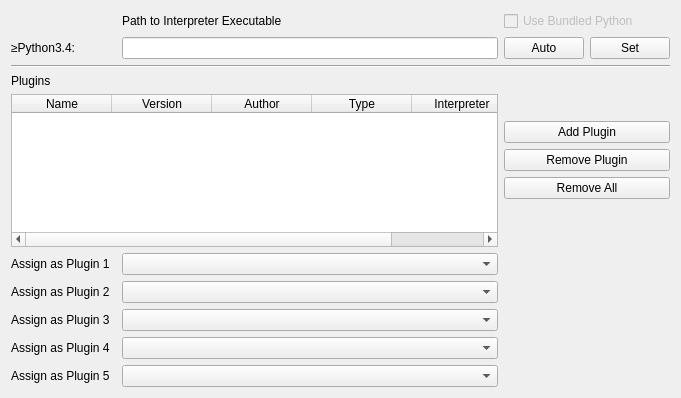
Qt form src/Form_Files/PPluginWidget.ui (Sigil-Ebook/Sigil) before a commit.
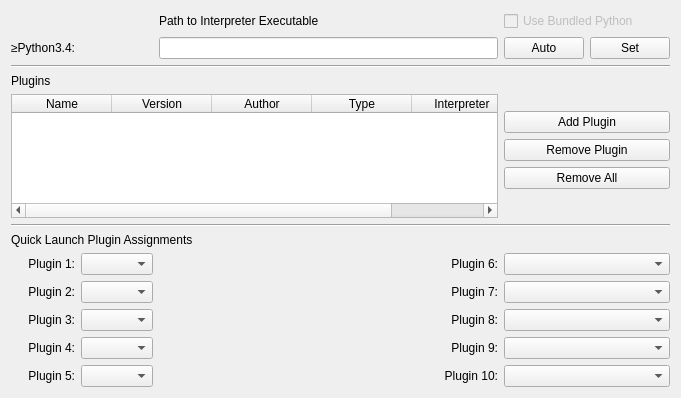
The same form after that commit.

Commit message: add 5 more quick launch plugin icons

The edit to the form file:
```diff
--- a/src/Form_Files/PPluginWidget.ui
+++ b/src/Form_Files/PPluginWidget.ui
@@ -16,19 +16,6 @@
   <layout class="QVBoxLayout" name="verticalLayout">
    <item>
     <layout class="QGridLayout" name="gridLayout">
-     <item row="13" column="2">
-      <widget class="QComboBox" name="comboBox_2"/>
-     </item>
-     <item row="12" column="2">
-      <widget class="QComboBox" name="comboBox"/>
-     </item>
-     <item row="12" column="0">
-      <widget class="QLabel" name="label_2">
-       <property name="text">
-        <string>Assign as Plugin 1</string>
-       </property>
-      </widget>
-     </item>
      <item row="6" column="0" rowspan="6" colspan="3">
       <widget class="QTableWidget" name="pluginTable">
        <property name="sizePolicy">
@@ -228,43 +215,153 @@
        </property>
       </widget>
      </item>
-     <item row="13" column="0">
-      <widget class="QLabel" name="label_3">
+     <item row="12" column="0" colspan="4">
+      <widget class="Line" name="line_3">
+       <property name="orientation">
+        <enum>Qt::Horizontal</enum>
+       </property>
+      </widget>
+     </item>
+     <item row="13" column="0" colspan="3">
+      <widget class="QLabel" name="label_12">
        <property name="text">
-        <string>Assign as Plugin 2</string>
+        <string>Quick Launch Plugin Assignments</string>
+       </property>
+       <property name="alignment">
+        <set>Qt::AlignLeft|Qt::AlignVCenter</set>
        </property>
       </widget>
      </item>
      <item row="14" column="0">
-      <widget class="QLabel" name="label_4">
+      <widget class="QLabel" name="label_2">
        <property name="text">
-        <string>Assign as Plugin 3</string>
+        <string>Plugin 1:</string>
+       </property>
+       <property name="alignment">
+        <set>Qt::AlignRight|Qt::AlignTrailing|Qt::AlignVCenter</set>
        </property>
       </widget>
      </item>
      <item row="15" column="0">
-      <widget class="QLabel" name="label_5">
+      <widget class="QLabel" name="label_3">
        <property name="text">
-        <string>Assign as Plugin 4</string>
+        <string>Plugin 2:</string>
+       </property>
+       <property name="alignment">
+        <set>Qt::AlignRight|Qt::AlignTrailing|Qt::AlignVCenter</set>
        </property>
       </widget>
      </item>
      <item row="16" column="0">
+      <widget class="QLabel" name="label_4">
+       <property name="text">
+        <string>Plugin 3:</string>
+       </property>
+       <property name="alignment">
+        <set>Qt::AlignRight|Qt::AlignTrailing|Qt::AlignVCenter</set>
+       </property>
+      </widget>
+     </item>
+     <item row="17" column="0">
+      <widget class="QLabel" name="label_5">
+       <property name="text">
+        <string>Plugin 4:</string>
+       </property>
+       <property name="alignment">
+        <set>Qt::AlignRight|Qt::AlignTrailing|Qt::AlignVCenter</set>
+       </property>
+      </widget>
+     </item>
+     <item row="18" column="0">
       <widget class="QLabel" name="label_6">
        <property name="text">
-        <string>Assign as Plugin 5</string>
+        <string>Plugin 5:</string>
+       </property>
+       <property name="alignment">
+        <set>Qt::AlignRight|Qt::AlignTrailing|Qt::AlignVCenter</set>
        </property>
       </widget>
      </item>
-     <item row="14" column="2">
+     <item row="14" column="1">
+      <widget class="QComboBox" name="comboBox"/>
+     </item>
+     <item row="15" column="1">
+      <widget class="QComboBox" name="comboBox_2"/>
+     </item>
+     <item row="16" column="1">
       <widget class="QComboBox" name="comboBox_3"/>
      </item>
-     <item row="15" column="2">
+     <item row="17" column="1">
       <widget class="QComboBox" name="comboBox_4"/>
      </item>
-     <item row="16" column="2">
+     <item row="18" column="1">
       <widget class="QComboBox" name="comboBox_5"/>
      </item>
+     <item row="14" column="2">
+      <widget class="QLabel" name="label_7">
+       <property name="text">
+        <string>Plugin 6:</string>
+       </property>
+       <property name="alignment">
+        <set>Qt::AlignRight|Qt::AlignTrailing|Qt::AlignVCenter</set>
+       </property>
+      </widget>
+     </item>
+     <item row="15" column="2">
+      <widget class="QLabel" name="label_8">
+       <property name="text">
+        <string>Plugin 7:</string>
+       </property>
+       <property name="alignment">
+        <set>Qt::AlignRight|Qt::AlignTrailing|Qt::AlignVCenter</set>
+       </property>
+      </widget>
+     </item>
+     <item row="16" column="2">
+      <widget class="QLabel" name="label_9">
+       <property name="text">
+        <string>Plugin 8:</string>
+       </property>
+       <property name="alignment">
+        <set>Qt::AlignRight|Qt::AlignTrailing|Qt::AlignVCenter</set>
+       </property>
+      </widget>
+     </item>
+     <item row="17" column="2">
+      <widget class="QLabel" name="label_10">
+       <property name="text">
+        <string>Plugin 9:</string>
+       </property>
+       <property name="alignment">
+        <set>Qt::AlignRight|Qt::AlignTrailing|Qt::AlignVCenter</set>
+       </property>
+      </widget>
+     </item>
+     <item row="18" column="2">
+      <widget class="QLabel" name="label_11">
+       <property name="text">
+        <string>Plugin 10:</string>
+       </property>
+       <property name="alignment">
+        <set>Qt::AlignRight|Qt::AlignTrailing|Qt::AlignVCenter</set>
+       </property>
+      </widget>
+     </item>
+     <item row="14" column="3">
+      <widget class="QComboBox" name="comboBox_6"/>
+     </item>
+     <item row="15" column="3">
+      <widget class="QComboBox" name="comboBox_7"/>
+     </item>
+     <item row="16" column="3">
+      <widget class="QComboBox" name="comboBox_8"/>
+     </item>
+     <item row="17" column="3">
+      <widget class="QComboBox" name="comboBox_9"/>
+     </item>
+     <item row="18" column="3">
+      <widget class="QComboBox" name="comboBox_10"/>
+     </item>
     </layout>
    </item>
   </layout>
```
The commit also changes 7 other files.
